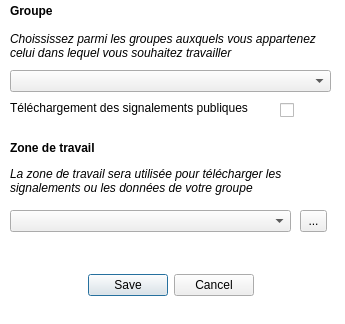
Above: FormChoixGroupe_base.ui from IGNF/espace-collaboratif-qgis-plugin before the change. Below: the same form after it.
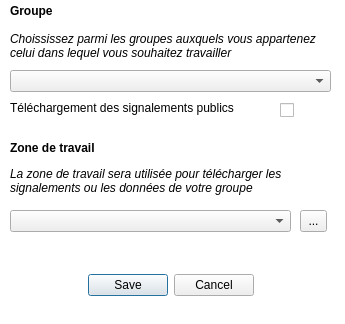
That is the form after the change.

Commit message: correction orthographes

The edit to the form file:
```diff
--- a/FormChoixGroupe_base.ui
+++ b/FormChoixGroupe_base.ui
@@ -146,7 +146,7 @@
     </rect>
    </property>
    <property name="text">
-    <string>Téléchargement des signalements publiques</string>
+    <string>Téléchargement des signalements publics</string>
    </property>
   </widget>
   <widget class="QCheckBox" name="checkBox">
```
The commit also changes 2 other files.
